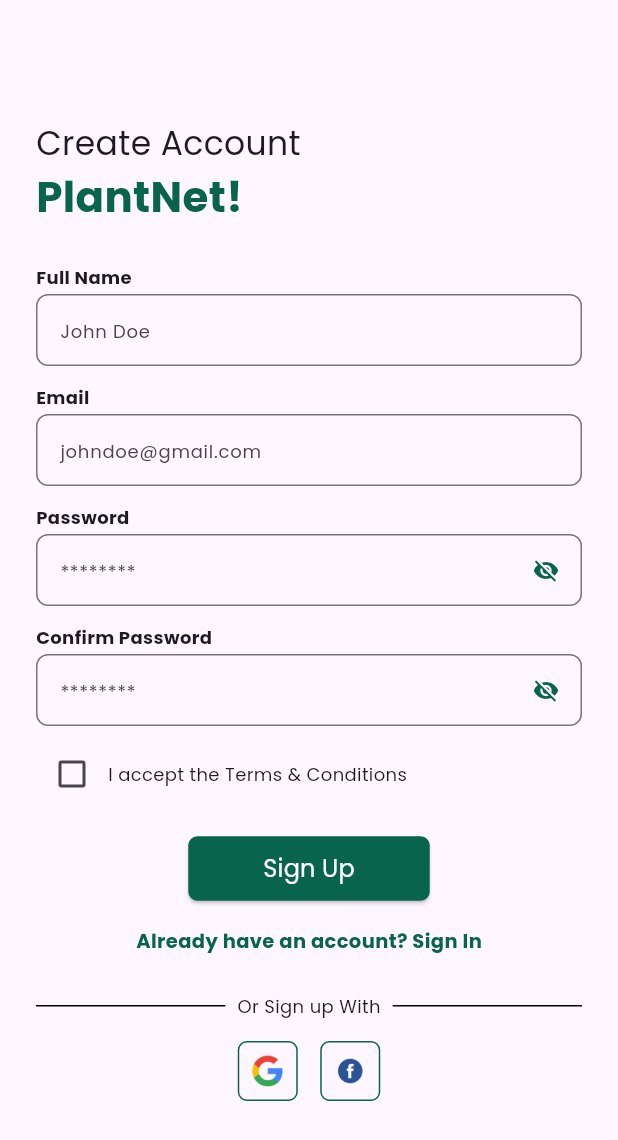
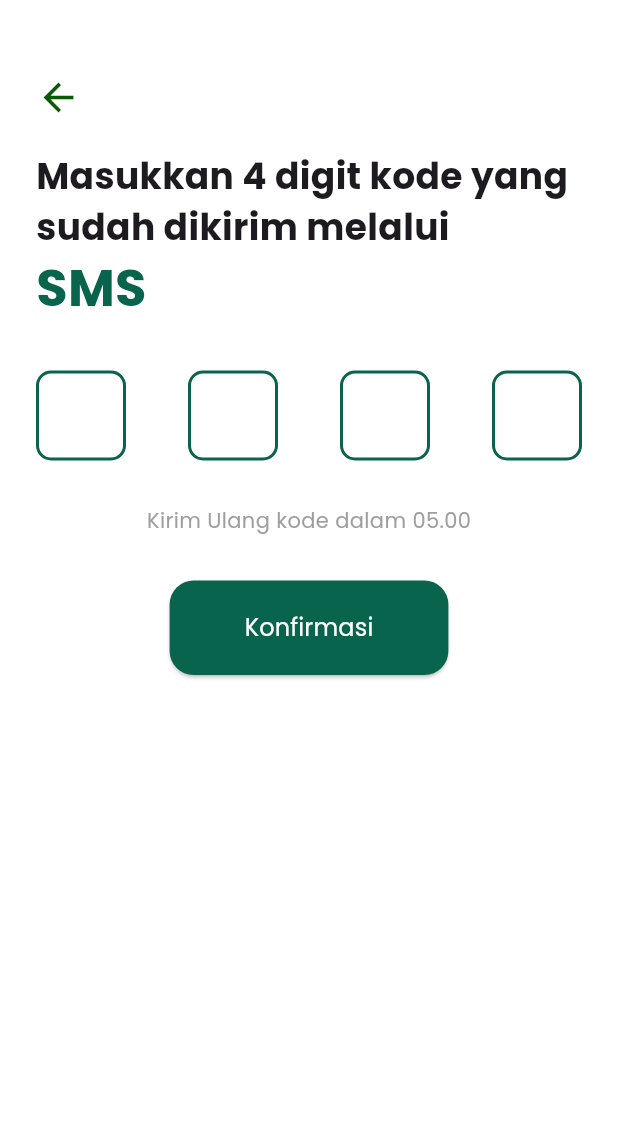
Before and after one commit to Rifaiiii04/hijauloka-MobileApp, a Flutter app: the RegisterScreen screen opened directly, after a tap on "Sign Up", on a phone screen of 412 x 824 dp. Shown: the top 1140 px of the screen. Run offline on Flutter 3.47's test engine with Material 3 defaults, Android fonts, the phone set to English and light mode, and no system bars.

Commit message:
add SPA for category | add account konfirm with 4 digit code

```diff
--- /dev/null
+++ b/lib/screens/digit_code_screen.dart
@@ -0,0 +1,115 @@
+import 'package:flutter/material.dart';
+import 'register_screen.dart';
+
+class DigitCodeScreen extends StatelessWidget {
+  const DigitCodeScreen({super.key});
+
+  @override
+  Widget build(BuildContext context) {
+    return Scaffold(
+      backgroundColor: Colors.white,
+      body: Padding(
+        padding: const EdgeInsets.symmetric(horizontal: 24, vertical: 50),
+        child: Column(
+          crossAxisAlignment: CrossAxisAlignment.start,
+          children: [
+            GestureDetector(
+              onTap: () {
+                Navigator.push(
+                    context,
+                    MaterialPageRoute(
+                        builder: (context) => const RegisterScreen()));
+              },
+              child:
+                  const Icon(Icons.arrow_back_sharp, size: 30, color: Color.fromARGB(255, 8, 90, 5)),
+            ),
+            const SizedBox(height: 20),
+            const Text(
+              "Masukkan 4 digit kode yang sudah dikirim melalui",
+              style: TextStyle(
+                fontSize: 24,
+                fontWeight: FontWeight.bold,
+                fontFamily: "Poppins",
+              ),
+              textAlign: TextAlign.left,
+            ),
+            const Text(
+              "SMS",
+              style: TextStyle(
+                fontSize: 34,
+                fontWeight: FontWeight.bold,
+                fontFamily: "Poppins",
+                color: Color(0xFF08644C),
+              ),
+              textAlign: TextAlign.left,
+            ),
+            const SizedBox(height: 30),
+            Row(
+              mainAxisAlignment: MainAxisAlignment.spaceBetween,
+              children: List.generate(4, (index) {
+                return Container(
+                  width: 60,
+                  height: 60,
+                  decoration: BoxDecoration(
+                    borderRadius: BorderRadius.circular(10),
+                    border: Border.all(color: Color(0xFF08644C), width: 2),
+                  ),
+                  child: Center(
+                    child: TextField(
+                      textAlign: TextAlign.center,
+                      keyboardType: TextInputType.number,
+                      maxLength: 1,
+                      style:
+                          const TextStyle(fontSize: 20, fontFamily: "Poppins"),
+                      decoration: const InputDecoration(
+                        counterText: "",
+                        border: InputBorder.none,
+                      ),
+                    ),
+                  ),
+                );
+              }),
+            ),
+            const SizedBox(height: 30),
+            Center(
+              child: Column(
+                children: [
+                  const Text(
+                    "Kirim Ulang kode dalam 05.00",
+                    style: TextStyle(
+                      fontSize: 14,
+                      fontFamily: "Poppins",
+                      color: Colors.grey,
+                    ),
+                  ),
+                  const SizedBox(height: 30),
+                  ElevatedButton(
+                    onPressed: () {
+                      // Navigasi ke halaman berikutnya setelah kode dikonfirmasi
+                    },
+                    style: ElevatedButton.styleFrom(
+                      backgroundColor: const Color(0xFF08644C),
+                      shape: RoundedRectangleBorder(
+                        borderRadius: BorderRadius.circular(16),
+                      ),
+                      padding: const EdgeInsets.symmetric(
+                          vertical: 20, horizontal: 50),
+                    ),
+                    child: const Text(
+                      "Konfirmasi",
+                      style: TextStyle(
+                        fontSize: 16,
+                        color: Colors.white,
+                        fontFamily: "Poppins",
+                      ),
+                    ),
+                  ),
+                ],
+              ),
+            ),
+          ],
+        ),
+      ),
+    );
+  }
+}
--- a/lib/screens/home_screen.dart
+++ b/lib/screens/home_screen.dart
@@ -1,7 +1,7 @@
 import 'package:flutter/material.dart';
-import '../widgets/custom_app_bar.dart';
 import '../widgets/category_filter.dart';
 import '../widgets/banner.dart';
+import '../widgets/custom_app_bar.dart'; // Import the CustomAppBar
 
 class HomeScreen extends StatefulWidget {
   const HomeScreen({super.key});
@@ -44,7 +44,7 @@ class _HomeScreenState extends State<HomeScreen> {
   Widget build(BuildContext context) {
     return Scaffold(
       backgroundColor: Colors.grey[100],
-      appBar: CustomAppBar(
+      appBar: CustomAppBar( // Replace AppBar with CustomAppBar
         searchFocusNode: _searchFocusNode,
         isSearchActive: _isSearchActive,
       ),
@@ -74,10 +74,20 @@ class _HomeScreenState extends State<HomeScreen> {
   }
 
   Widget _buildPlantList() {
+    // Simulate different plant lists based on the selected category
+    List<String> plants = [];
+    if (_selectedCategory == "All") {
+      plants = ["Plant 1", "Plant 2", "Plant 3", "Plant 4"];
+    } else if (_selectedCategory == "Indoor") {
+      plants = ["Indoor Plant 1", "Indoor Plant 2"];
+    } else if (_selectedCategory == "Outdoor") {
+      plants = ["Outdoor Plant 1", "Outdoor Plant 2", "Outdoor Plant 3"];
+    }
+
     return GridView.builder(
       shrinkWrap: true,
       physics: const NeverScrollableScrollPhysics(),
-      itemCount: 4,
+      itemCount: plants.length,
       gridDelegate: const SliverGridDelegateWithFixedCrossAxisCount(
         crossAxisCount: 2,
         crossAxisSpacing: 10,
@@ -110,9 +120,9 @@ class _HomeScreenState extends State<HomeScreen> {
                 child: Column(
                   crossAxisAlignment: CrossAxisAlignment.start,
                   children: [
-                    const Text(
-                      "Plant Name",
-                      style: TextStyle(
+                    Text(
+                      plants[index],
+                      style: const TextStyle(
                         fontFamily: "Poppins",
                         fontWeight: FontWeight.bold,
                       ),
@@ -125,7 +135,7 @@ class _HomeScreenState extends State<HomeScreen> {
                           "Rp. 25.000",
                           style: TextStyle(
                             fontFamily: "Poppins",
-                            color: const Color.fromARGB(255, 27, 81, 29),
+                            color: Color.fromARGB(255, 27, 81, 29),
                             fontWeight: FontWeight.bold,
                           ),
                         ),
--- a/lib/screens/register_screen.dart
+++ b/lib/screens/register_screen.dart
@@ -1,4 +1,5 @@
 import 'package:flutter/material.dart';
+import 'digit_code_screen.dart'; // Import file DigitCodeScreen
 
 class RegisterScreen extends StatelessWidget {
   const RegisterScreen({super.key});
@@ -15,7 +16,7 @@ class RegisterScreen extends StatelessWidget {
           child: Column(
             mainAxisAlignment: MainAxisAlignment.center,
             children: [
-              const SizedBox(height: 80),
+              const SizedBox(height: 150),
               Align(
                 alignment: Alignment.centerLeft,
                 child: Column(
@@ -42,13 +43,13 @@ class RegisterScreen extends StatelessWidget {
                 ),
               ),
               const SizedBox(height: 25),
-              _buildInputField("Full Name", "John Doe", false),
+              _buildInputField("Full Name", false),
               const SizedBox(height: 12),
-              _buildInputField("Email", "johndoe@gmail.com", false),
+              _buildInputField("Nomor HP", false),
               const SizedBox(height: 12),
-              _buildInputField("Password", "********", true),
+              _buildInputField("Password", true),
               const SizedBox(height: 12),
-              _buildInputField("Confirm Password", "********", true),
+              _buildInputField("Confirm Password", true),
               const SizedBox(height: 8),
               ValueListenableBuilder<bool>(
                 valueListenable: acceptTerms,
@@ -75,7 +76,15 @@ class RegisterScreen extends StatelessWidget {
               const SizedBox(height: 15),
               Center(
                 child: ElevatedButton(
-                  onPressed: () {},
+                  onPressed: () {
+                    // Navigasi ke DigitCodeScreen
+                    Navigator.push(
+                      context,
+                      MaterialPageRoute(
+                        builder: (context) => const DigitCodeScreen(),
+                      ),
+                    );
+                  },
                   style: ElevatedButton.styleFrom(
                     backgroundColor: const Color(0xFF08644C),
                     shape: RoundedRectangleBorder(
@@ -138,37 +147,23 @@ class RegisterScreen extends StatelessWidget {
     );
   }
 
-  static Widget _buildInputField(String label, String hint, bool isPassword) {
-    return Column(
-      crossAxisAlignment: CrossAxisAlignment.start,
-      children: [
-        Text(
-          label,
-          style: const TextStyle(
-            fontSize: 12,
-            fontWeight: FontWeight.bold,
-            fontFamily: "Poppins",
-          ),
-        ),
-        const SizedBox(height: 3),
-        TextField(
+  static Widget _buildInputField(String label, bool isPassword) {
+    return TextField(
       obscureText: isPassword,
       decoration: InputDecoration(
-            hintText: hint,
-            hintStyle: const TextStyle(fontSize: 12, fontFamily: "Poppins"),
+        labelText: label,
+        labelStyle: const TextStyle(fontFamily: "Poppins"),
         suffixIcon: isPassword
             ? const Icon(Icons.visibility_off,
                 color: Color(0xFF08644C), size: 18)
             : null,
         border: OutlineInputBorder(
-              borderRadius: BorderRadius.circular(8),
+          borderRadius: BorderRadius.circular(10),
           borderSide: const BorderSide(color: Color(0xFF08644C)),
         ),
         contentPadding:
             const EdgeInsets.symmetric(vertical: 10, horizontal: 12),
       ),
-        ),
-      ],
     );
   }
 
```
Lines whose indentation alone changed are shown as unchanged.
